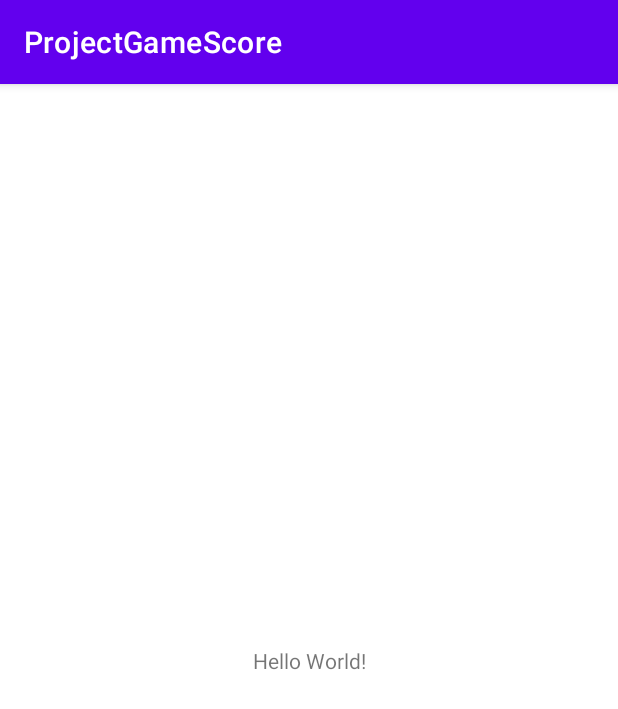
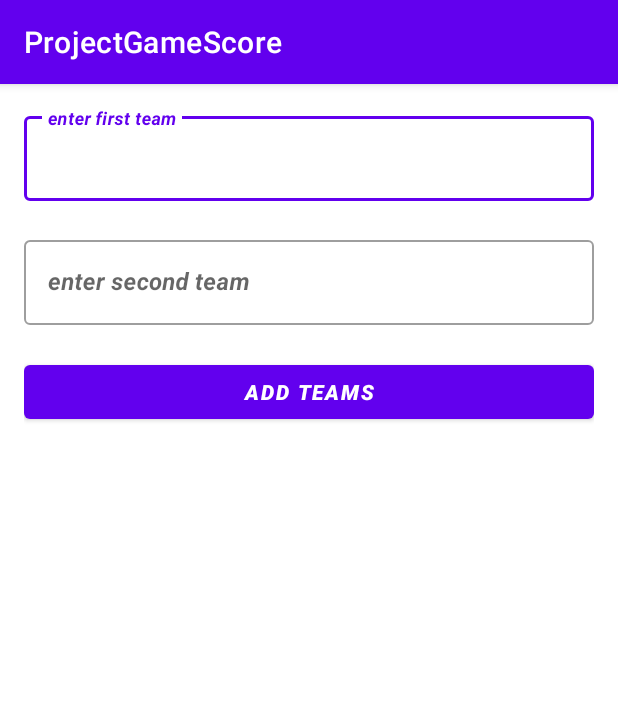
Before and after one commit to RomanSulymka/ProjectGameScore, an Android app: the screen it shows after launch (MainActivity), on a phone screen of 412 x 824 dp. Shown: the top 709 px of the screen. Run offline under Robolectric (Android 15) with nearby library versions, the phone set to English and light mode, and no system bars.

Commit message:
added 'enter 2 teams screen'

```diff
--- a/app/src/main/AndroidManifest.xml
+++ b/app/src/main/AndroidManifest.xml
@@ -9,6 +9,9 @@
         android:roundIcon="@mipmap/ic_launcher_round"
         android:supportsRtl="true"
         android:theme="@style/Theme.ProjectGameScore">
+        <activity android:name=".ListOfWinnersActivity"></activity>
+        <activity android:name=".WinnerActivity" />
+        <activity android:name=".ScoreActivity" />
         <activity android:name=".MainActivity">
             <intent-filter>
                 <action android:name="android.intent.action.MAIN" />
--- a/app/src/main/res/layout/activity_main.xml
+++ b/app/src/main/res/layout/activity_main.xml
@@ -1,18 +1,55 @@
 <?xml version="1.0" encoding="utf-8"?>
-<androidx.constraintlayout.widget.ConstraintLayout xmlns:android="http://schemas.android.com/apk/res/android"
+<LinearLayout xmlns:android="http://schemas.android.com/apk/res/android"
     xmlns:app="http://schemas.android.com/apk/res-auto"
     xmlns:tools="http://schemas.android.com/tools"
     android:layout_width="match_parent"
     android:layout_height="match_parent"
+    android:orientation="vertical"
+    android:padding="16dp"
     tools:context=".MainActivity">
 
-    <TextView
-        android:layout_width="wrap_content"
+    <com.google.android.material.textfield.TextInputLayout
+        android:id="@+id/text_input_first_team"
+        style="@style/Widget.MaterialComponents.TextInputLayout.OutlinedBox"
+        android:layout_width="match_parent"
         android:layout_height="wrap_content"
-        android:text="Hello World!"
-        app:layout_constraintBottom_toBottomOf="parent"
-        app:layout_constraintLeft_toLeftOf="parent"
-        app:layout_constraintRight_toRightOf="parent"
-        app:layout_constraintTop_toTopOf="parent" />
+        app:errorEnabled="true"
+    >
 
-</androidx.constraintlayout.widget.ConstraintLayout>
+        <com.google.android.material.textfield.TextInputEditText
+            android:id="@+id/et_firstTeam"
+            android:layout_width="match_parent"
+            android:layout_height="wrap_content"
+            android:imeOptions="actionGo"
+            android:inputType="text"
+            android:hint="enter first team"
+            android:singleLine="true"
+            android:maxLength="20"/>
+
+    </com.google.android.material.textfield.TextInputLayout>
+
+    <com.google.android.material.textfield.TextInputLayout
+        android:id="@+id/text_input_second_team"
+        style="@style/Widget.MaterialComponents.TextInputLayout.OutlinedBox"
+        android:layout_width="match_parent"
+        android:layout_height="wrap_content"
+        app:errorEnabled="true">
+
+    <com.google.android.material.textfield.TextInputEditText
+        android:id="@+id/et_secondTeam"
+        android:hint="enter second team"
+        android:imeOptions="actionGo"
+        android:inputType="text"
+        android:singleLine="true"
+        android:maxLength="20"
+        android:layout_width="match_parent"
+        android:layout_height="wrap_content"/>
+    </com.google.android.material.textfield.TextInputLayout>
+
+    <Button
+        android:id="@+id/btn_addTeams"
+        android:layout_width="match_parent"
+        android:layout_height="wrap_content"
+        android:text="Add teams"/>
+
+</LinearLayout>
--- a/app/src/main/res/values/themes.xml
+++ b/app/src/main/res/values/themes.xml
@@ -12,5 +12,12 @@
         <!-- Status bar color. -->
         <item name="android:statusBarColor" tools:targetApi="l">?attr/colorPrimaryVariant</item>
         <!-- Customize your theme here. -->
+        <item name="android:textStyle">bold|italic</item>
+        <item name="android:textColor">@color/teal_200</item>
     </style>
+        <style name="ErrorText" parent="TextAppearance.AppCompat.Small">
+            <item name="android:textStyle">bold|italic</item>
+            <item name="android:textColor">@color/design_default_color_error</item>
+        </style>
+
 </resources>
```
Also changed, not shown: app/src/main/java/com/example/projectgamescore/ListOfWinnersActivity.kt (added, +11 -0 lines), app/src/main/java/com/example/projectgamescore/ScoreActivity.kt (added, +11 -0 lines), app/src/main/java/com/example/projectgamescore/WinnerActivity.kt (added, +11 -0 lines), app/src/main/res/layout/activity_list_of_winners.xml (added, +9 -0 lines), app/src/main/res/layout/activity_score_screen.xml (added, +94 -0 lines), app/src/main/res/layout/activity_winner_screen.xml (added, +14 -0 lines).
